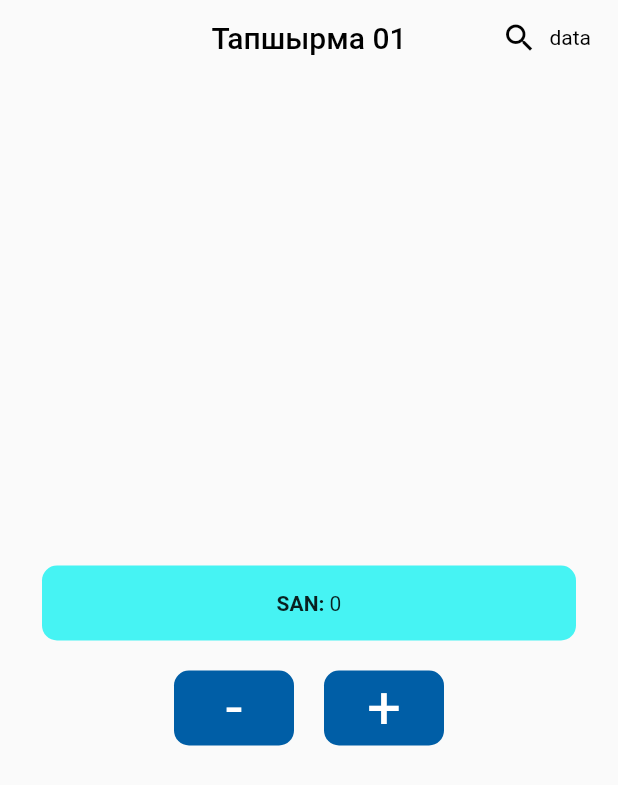
After one commit to azackmatoff/flutter-kurs2-sabak-01, a Flutter app: the screen it shows after launch, on a phone screen of 412 x 824 dp. The commit adds this screen. Shown: the top 785 px of the screen. Run offline on Flutter 3.47's test engine with Material 2 defaults, Android fonts, the light colour scheme and no system bars.

Commit message:
refactoring, asdas, asdsa, asdas, asdas, asdas

```diff
--- a/lib/main.dart
+++ b/lib/main.dart
@@ -1,34 +1,16 @@
-import 'package:azamat/uchunchu_barak.dart';
+import 'package:azamat/screens/first_screen.dart';
 import 'package:flutter/material.dart';
 
 void main() {
-  runApp(MeninTirkemem());
+  runApp(MyApp());
 }
 
-class MeninTirkemem extends StatelessWidget {
+class MyApp extends StatelessWidget {
   @override
   Widget build(BuildContext context) {
     return MaterialApp(
       debugShowCheckedModeBanner: false,
-      home: UchunchuBarak(),
+      home: FirstScreen(),
     );
   }
 }
-
-// tomonko kodtor tirkeme uchun koldonulbayt,
-// jon gana sabak uchun tushundurmo
-// bul klass, model, object
-class Mektep {}
-
-//bular peremennye
-String familiya;
-bool mektepkeKeldi;
-int okuuchuSany;
-
-kirgeniUruksatBer() {} //bul funksiya
-
-tologondorduOtkor() {
-  //
-
-  kirgeniUruksatBer(); //funksiyani, metodtu, koldonuu
-}
--- /dev/null
+++ b/lib/screens/first_screen.dart
@@ -0,0 +1,96 @@
+import 'package:azamat/screens/second_screen.dart';
+import 'package:azamat/widgets/custom_app_bar.dart';
+import 'package:azamat/widgets/custom_button.dart';
+import 'package:azamat/widgets/custom_rect_button.dart';
+import 'package:flutter/material.dart';
+
+class FirstScreen extends StatefulWidget {
+  FirstScreen({Key key}) : super(key: key);
+
+  @override
+  _FirstScreenState createState() => _FirstScreenState();
+}
+
+class _FirstScreenState extends State<FirstScreen> {
+  int _number = 0;
+
+  @override
+  Widget build(BuildContext context) {
+    return Scaffold(
+      body: Stack(
+        children: <Widget>[
+          Scaffold(
+            backgroundColor: Colors.transparent,
+            appBar: CustomAppBar(
+              'Тапшырма 01',
+              actions: [
+                Row(
+                  children: [
+                    Icon(Icons.search),
+                    const SizedBox(width: 8.0),
+                    newMethod(),
+                  ],
+                ),
+                const SizedBox(width: 18.0),
+              ],
+            ),
+            body: Center(
+              child: Column(
+                mainAxisAlignment: MainAxisAlignment.center,
+                children: [
+                  CustomRectButton(
+                    onTap: () {
+                      Navigator.push(
+                        context,
+                        MaterialPageRoute(
+                          builder: (context) => SecondScreen(
+                            san: _number,
+                          ),
+                        ),
+                      );
+                    },
+                    number: _number,
+                  ),
+                  const SizedBox(height: 20.0),
+                  Row(
+                    mainAxisAlignment: MainAxisAlignment.center,
+                    children: [
+                      CustomButton(
+                        onTap: _dec,
+                        iconText: '-',
+                      ),
+                      const SizedBox(width: 20.0),
+                      CustomButton(
+                        onTap: _inc,
+                        iconText: '+',
+                      ),
+                    ],
+                  ),
+                ],
+              ),
+            ),
+          ),
+        ],
+      ),
+    );
+  }
+
+//Bul jakshi refactoring emes
+  Text newMethod() {
+    return Text(
+      'data',
+      style: TextStyle(color: Colors.black),
+    );
+  }
+
+  void _dec() {
+    _number--;
+    setState(() {});
+  }
+
+  void _inc() {
+    setState(() {
+      _number++;
+    });
+  }
+}
--- a/lib/my_app.dart
+++ b/lib/unused/my_app.dart
@@ -1,6 +1,6 @@
 import 'package:flutter/material.dart';
 
-class MyApp extends StatelessWidget {
+class MeninApp extends StatelessWidget {
   // This widget is the root of your application.
   @override
   Widget build(BuildContext context) {
@@ -60,3 +60,21 @@ class _MyHomePageState extends State<MyHomePage> {
     );
   }
 }
+
+// tomonko kodtor tirkeme uchun koldonulbayt,
+// jon gana sabak uchun tushundurmo
+// bul klass, model, object
+class Mektep {}
+
+//bular peremennye
+String familiya;
+bool mektepkeKeldi;
+int okuuchuSany;
+
+kirgeniUruksatBer() {} //bul funksiya
+
+tologondorduOtkor() {
+  //
+
+  kirgeniUruksatBer(); //funksiyani, metodtu, koldonuu
+}
--- /dev/null
+++ b/lib/widgets/custom_app_bar.dart
@@ -0,0 +1,41 @@
+import 'package:flutter/material.dart';
+
+class CustomAppBar extends StatelessWidget with PreferredSizeWidget {
+  @override
+  final Size preferredSize;
+
+  final String title;
+  final bool centerTitle;
+  final bool automaticallyImplyLeading;
+  final Widget leading;
+  final List<Widget> actions;
+
+  CustomAppBar(
+    this.title, {
+    Key key,
+    this.centerTitle = true,
+    this.automaticallyImplyLeading = false,
+    this.leading,
+    this.actions,
+  })  : preferredSize = Size.fromHeight(50.0),
+        super(key: key);
+
+  @override
+  Widget build(BuildContext context) {
+    return AppBar(
+      iconTheme: IconThemeData(
+        color: Colors.black, //change your color here
+      ),
+      leading: leading,
+      title: Text(
+        title,
+        style: TextStyle(color: Colors.black),
+      ),
+      actions: actions,
+      automaticallyImplyLeading: automaticallyImplyLeading,
+      backgroundColor: Colors.transparent,
+      elevation: 0.0,
+      centerTitle: centerTitle,
+    );
+  }
+}
--- /dev/null
+++ b/lib/widgets/custom_button.dart
@@ -0,0 +1,39 @@
+import 'package:flutter/material.dart';
+
+class CustomButton extends StatelessWidget {
+  const CustomButton({
+    Key key,
+    this.iconText,
+    this.onTap,
+  }) : super(key: key);
+
+  final String iconText;
+  final VoidCallback onTap;
+
+  @override
+  Widget build(BuildContext context) {
+    return GestureDetector(
+      onTap: onTap,
+      child: Container(
+        decoration: BoxDecoration(
+          color: Color(0xff005EA6),
+          borderRadius: BorderRadius.all(
+            Radius.circular(10),
+          ),
+        ),
+        height: 50,
+        width: 80,
+        // color: Color(0xff46F3F3), //decoration bolgonu uchun bul jerde tus bolbosh kerek
+        child: Center(
+          child: Text(
+            iconText,
+            style: TextStyle(
+              fontSize: 40.0,
+              color: Colors.white,
+            ),
+          ),
+        ),
+      ),
+    );
+  }
+}
--- /dev/null
+++ b/lib/widgets/custom_rect_button.dart
@@ -0,0 +1,47 @@
+import 'package:flutter/material.dart';
+
+class CustomRectButton extends StatelessWidget {
+  const CustomRectButton({
+    Key key,
+    @required this.number,
+    @required this.onTap,
+  }) : super(key: key);
+
+  final int number;
+  final VoidCallback onTap;
+
+  @override
+  Widget build(BuildContext context) {
+    return GestureDetector(
+      onTap: onTap,
+      child: Padding(
+        padding: const EdgeInsets.only(
+          left: 28.0,
+          right: 28.0,
+        ),
+        child: Container(
+          decoration: BoxDecoration(
+            color: Color(0xff46F3F3),
+            borderRadius: BorderRadius.all(
+              Radius.circular(10),
+            ),
+          ),
+          height: 50,
+          // color: Color(0xff46F3F3), //decoration bolgonu uchun bul jerde tus bolbosh kerek
+          child: Row(
+            mainAxisAlignment: MainAxisAlignment.center,
+            children: [
+              Text(
+                'SAN: ',
+                style: TextStyle(
+                  fontWeight: FontWeight.bold,
+                ),
+              ),
+              Text('$number'),
+            ],
+          ),
+        ),
+      ),
+    );
+  }
+}
```
Also changed, not shown: lib/screens/second_screen.dart (added, +49 -0 lines), lib/tortunchu_barak.dart (deleted, +0 -88 lines), lib/uchunchu_barak.dart (deleted, +0 -153 lines), lib/unused/birinchi_barakcha.dart (renamed from lib/birinchi_barakcha.dart), lib/unused/ekinchi_barakcha.dart (renamed from lib/ekinchi_barakcha.dart).
